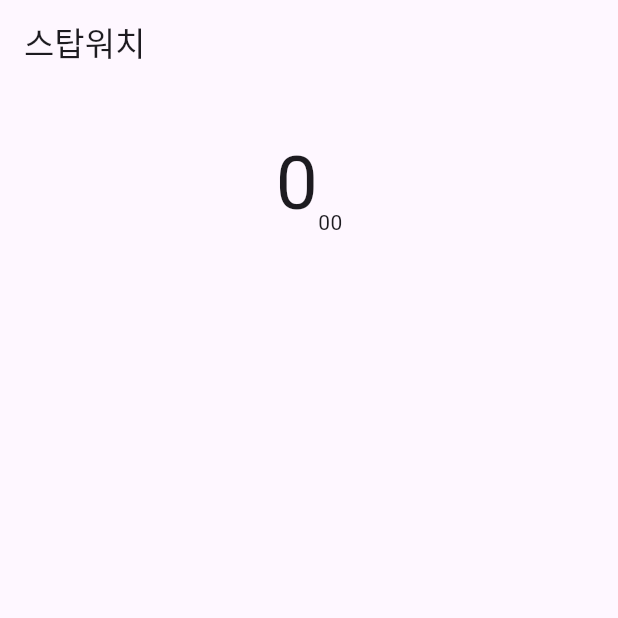
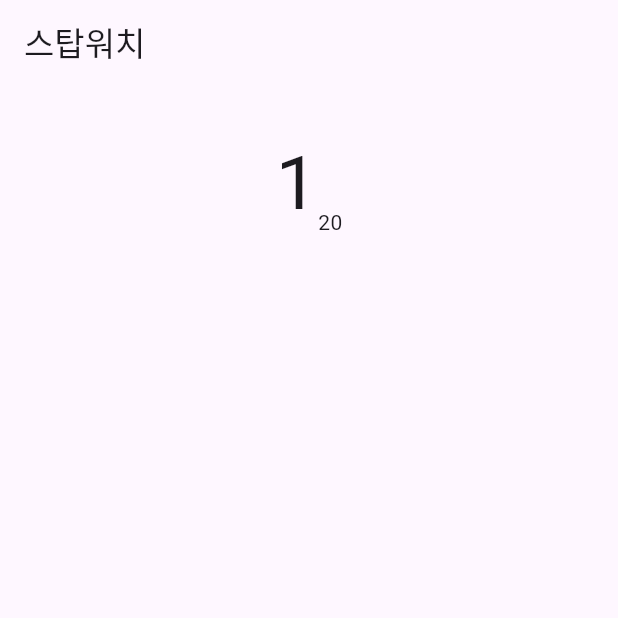
Before and after one commit to david-s-kim/stopwatch_app_flutter, a Flutter app: the screen it shows after launch, after a tap on the "play arrow" icon, on a phone screen of 412 x 824 dp, the top half of it. Run offline on Flutter 3.47's test engine with Material 3 defaults, Android fonts, the phone set to English and light mode, and no system bars.

Commit message:
- feat: 시작, 일시정지 동작 로직, 시간표 UI 수정

```diff
--- a/lib/stop_watch_screen.dart
+++ b/lib/stop_watch_screen.dart
@@ -27,9 +27,17 @@ class _StopWatchScreenState extends State<StopWatchScreen> {
     }
   }
 
-  void _start() {}
+  void _start() {
+    _timer = Timer.periodic(const Duration(milliseconds: 10), (timer) {
+      setState(() {
+        _time++;
+      });
+    });
+  }
 
-  void _pause() {}
+  void _pause() {
+    _timer?.cancel();
+  }
 
   @override
   void dispose() {
@@ -39,6 +47,9 @@ class _StopWatchScreenState extends State<StopWatchScreen> {
 
   @override
   Widget build(BuildContext context) {
+    int sec = _time ~/ 100;
+    String hundredth = '${_time % 100}'.padLeft(2, '0');
+
     return Scaffold(
       appBar: AppBar(
         title: const Text('스탑워치'),
@@ -46,15 +57,15 @@ class _StopWatchScreenState extends State<StopWatchScreen> {
       body: Column(
         children: [
           const SizedBox(height: 30),
-          const Row(
+          Row(
             mainAxisAlignment: MainAxisAlignment.center,
             crossAxisAlignment: CrossAxisAlignment.end,
             children: [
               Text(
-                '0',
+                '$sec',
                 style: TextStyle(fontSize: 50),
               ),
-              Text('00'),
+              Text('$hundredth'),
             ],
           ),
           SizedBox(
```
